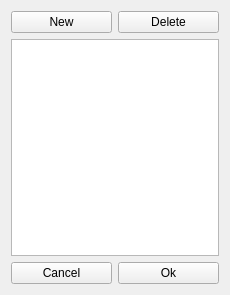
Before: the Qt Designer form gui/variables_gui.ui in joaodeus/mathgraphica, drawn with Qt 5.
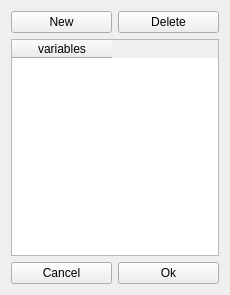
After: the same form once the commit is applied. Icons and pictures are not drawn.

```diff
--- a/gui/variables_gui.ui
+++ b/gui/variables_gui.ui
@@ -29,7 +29,13 @@
     </widget>
    </item>
    <item row="1" column="0" colspan="2">
-    <widget class="QTableWidget" name="tableWidget"/>
+    <widget class="QTableWidget" name="tableWidget">
+     <column>
+      <property name="text">
+       <string>variables</string>
+      </property>
+     </column>
+    </widget>
    </item>
    <item row="2" column="0">
     <widget class="QPushButton" name="pushButton_cancel">
```
Left out of the diff: 10 changed lines with no effect on the pictures.
